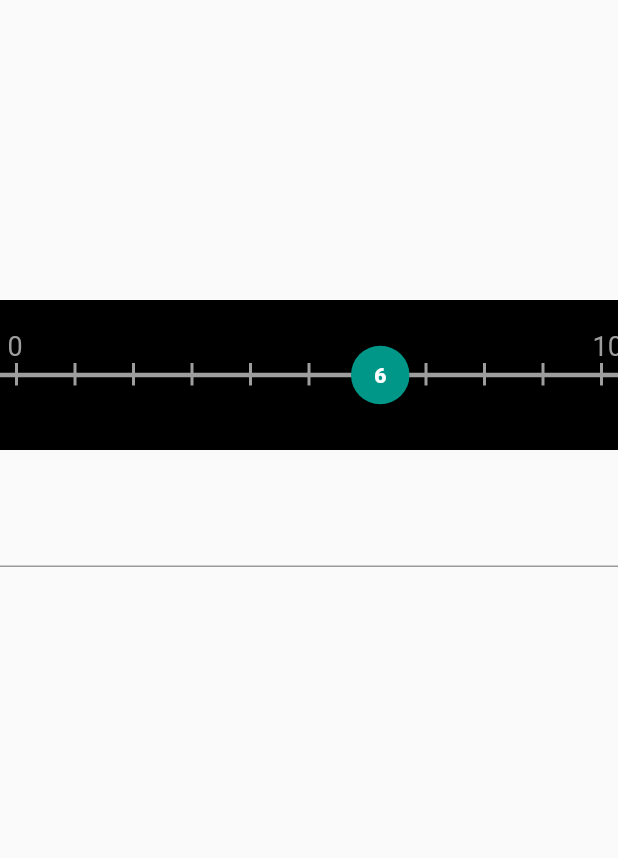
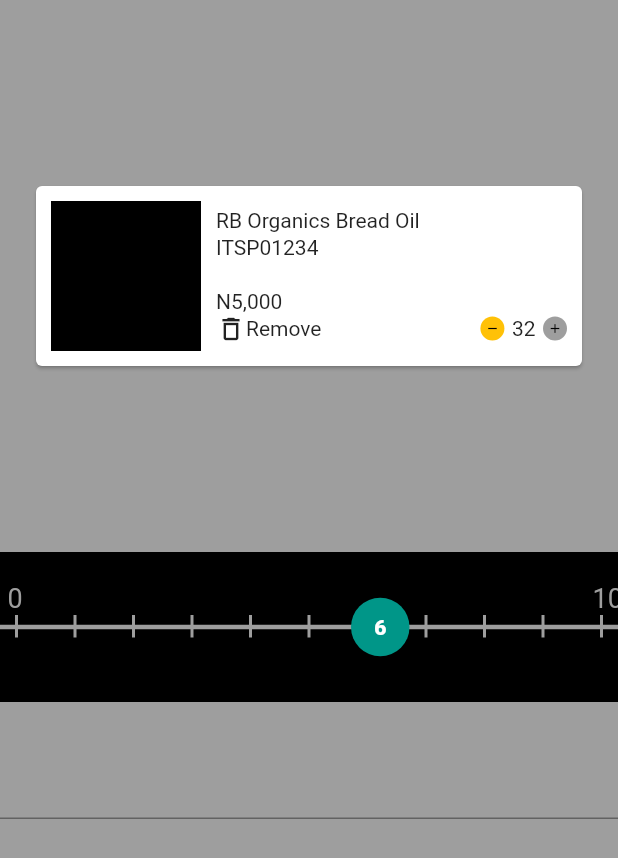
Before and after one commit to Austin-Godwin/custom_slider, a Flutter app: the screen it shows after launch, on a phone screen of 412 x 824 dp. Shown: the top 858 px of the screen. Run offline on Flutter 3.47's test engine with Material 2 defaults, Android fonts, the phone set to English and light mode, and no system bars.

Commit message:
For Collins

```diff
--- a/lib/COL/cart_item.dart
+++ b/lib/COL/cart_item.dart
@@ -0,0 +1,92 @@
+import 'package:flutter/material.dart';
+
+class CartItem extends StatelessWidget {
+  const CartItem({Key? key, this.onDecressed, this.onIncressed, this.onRemoved, required this.value, this.isMaxed:false, this.isMin:false}) : super(key: key);
+  /// reduce cart item count
+  final Function()? onDecressed;
+  /// increase cart item count
+  final Function()? onIncressed;
+  /// remove cart item
+  final Function()? onRemoved;
+  /// value: item count
+  final int value;
+  /// is cart item maxed out (you can't add anymore)
+  final bool isMaxed;
+  /// cart item is at the minimum item count (you can't reduce anymore)
+  final bool isMin;
+  @override
+  Widget build(BuildContext context) {
+    return
+      Card(
+        child: Padding(
+          padding: const EdgeInsets.all(10.0),
+          child: Row(
+            children: [
+              Container(
+                height: 100,
+                width:100,
+                color: Colors.black,
+              ),
+              SizedBox(width: 10,),
+              Expanded(
+                child: Column(
+                  crossAxisAlignment: CrossAxisAlignment.start,
+                  children:  [
+                    const Text("RB Organics Bread Oil"),
+                    const SizedBox(height: 2,),
+
+                    const   Text("ITSP01234"),
+                    // Spacer(),
+                    const SizedBox(height: 20),
+                    const Text("N5,000"),
+                    Row(
+                      children: [
+                        InkWell(
+                          onTap: onRemoved,
+                          child: Row(
+                            children:const [
+                              Icon(Icons.delete_outline,size: 20,),
+                              Text("Remove"),
+                            ],
+                          ),
+                        ),
+                        Spacer(),
+
+                        InkWell(
+
+                          onTap:isMin?null: onDecressed,
+                          child: CircleAvatar(
+                            backgroundColor: isMin?Colors.grey:Colors.amber,
+                            radius: 8,
+                            child: Icon(Icons.remove,size: 10,
+                              color: isMaxed?Colors.black:Colors.white,
+                            ),
+                          ),
+                        ),
+                        Padding(
+                          padding: const EdgeInsets.symmetric(horizontal:5.0),
+                          child: Text("$value"),
+                        ),
+                        InkWell(
+                          onTap:isMaxed? null:onIncressed,
+                          child: CircleAvatar(
+                            backgroundColor: isMaxed?Colors.grey:Colors.amber,
+                            radius: 8,
+                            child: Icon(Icons.add,size: 10,
+                              color: isMaxed?Colors.black:Colors.white,
+                            ),
+                          ),
+                        )
+
+                      ],
+                    ),
+                  ],
+                ),
+              )
+            ],
+          ),
+        ),
+      );
+    ;
+  }
+}
--- a/lib/custom_slider.dart
+++ b/lib/custom_slider.dart
@@ -3,6 +3,7 @@ import 'package:custom_slider/sliders_component/slider_text.dart';
 import 'package:custom_slider/sliders_component/vertical_slider.dart';
 import 'package:flutter/material.dart';
 
+import 'COL/cart_item.dart';
 import 'sliders_component/horzontal_container.dart';
 
 class CustomSlider extends StatefulWidget {
@@ -22,9 +23,16 @@ class _CustomSliderState extends State<CustomSlider> {
     print(widget.length);
 
     return Scaffold(
+      backgroundColor: Colors.grey,
       body: Column(
         children: [
-          const SizedBox(height: 200),
+          const SizedBox(height: 100),
+
+          const Padding(
+            padding: const EdgeInsets.all(20.0),
+            child:   CartItem(value: 32, isMaxed: true,),
+          ),
+          const SizedBox(height: 100),
           Container(
             padding: const EdgeInsets.symmetric(vertical: 20),
             color: Colors.black,
--- a/lib/main.dart
+++ b/lib/main.dart
@@ -14,7 +14,7 @@ class MyApp extends StatelessWidget {
     return MaterialApp(
       title: 'Flutter Demo',
       theme: ThemeData(
-        primarySwatch: Colors.blue,
+        primarySwatch: Colors.amber,
       ),
       home: const CustomSlider(),
     );
```
